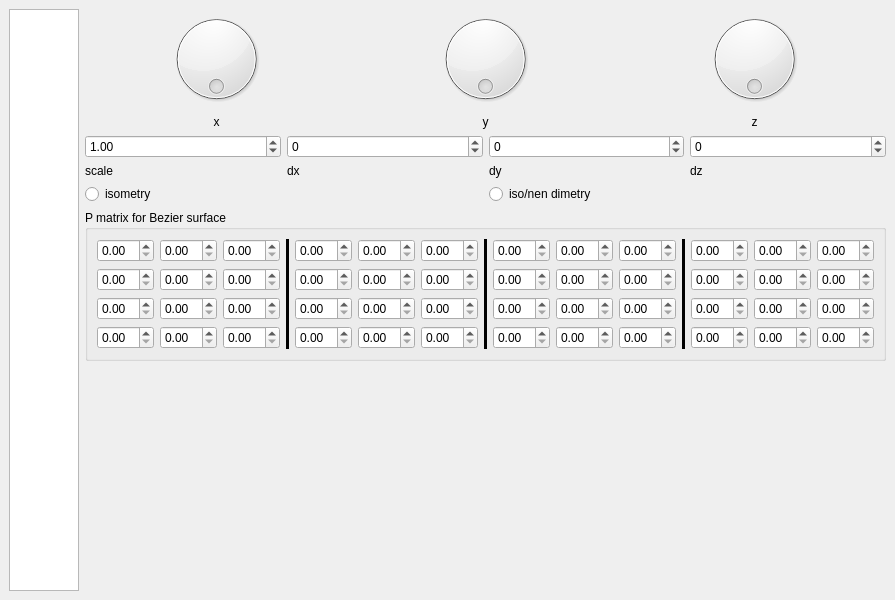
Qt form 3/src/forms_ui/main_window.ui (dazzlemon/diit_121-ipz_y2_cg) before a commit.
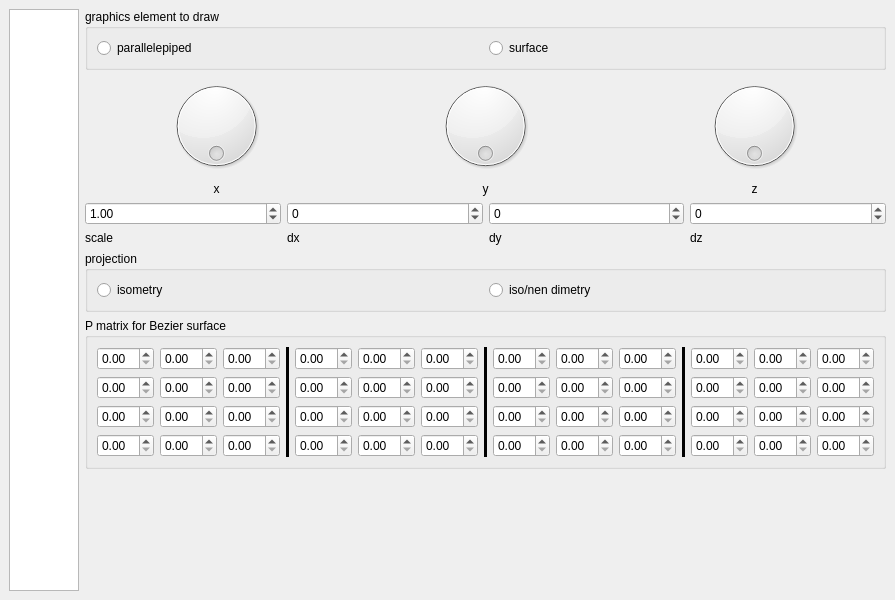
The same form after that commit.

Diff of the .ui file:
```diff
--- a/3/src/forms_ui/main_window.ui
+++ b/3/src/forms_ui/main_window.ui
@@ -20,6 +20,32 @@
     </item>
     <item row="0" column="1">
      <layout class="QVBoxLayout" name="verticalLayout">
+      <item>
+       <widget class="QGroupBox" name="groupBox_2">
+        <property name="enabled">
+         <bool>true</bool>
+        </property>
+        <property name="title">
+         <string>graphics element to draw</string>
+        </property>
+        <layout class="QHBoxLayout" name="horizontalLayout_8">
+         <item>
+          <widget class="QRadioButton" name="parallelepipedRadio">
+           <property name="text">
+            <string>parallelepiped</string>
+           </property>
+          </widget>
+         </item>
+         <item>
+          <widget class="QRadioButton" name="surfaceRadio">
+           <property name="text">
+            <string>surface</string>
+           </property>
+          </widget>
+         </item>
+        </layout>
+       </widget>
+      </item>
       <item>
        <layout class="QHBoxLayout" name="horizontalLayout">
         <item>
@@ -171,7 +197,11 @@
        </layout>
       </item>
       <item>
-       <layout class="QHBoxLayout" name="horizontalLayout_5">
+       <widget class="QGroupBox" name="groupBox_3">
+        <property name="title">
+         <string>projection</string>
+        </property>
+        <layout class="QHBoxLayout" name="horizontalLayout_7">
         <item>
          <widget class="QRadioButton" name="isoRadio">
           <property name="text">
@@ -187,6 +217,7 @@
          </widget>
         </item>
        </layout>
+       </widget>
       </item>
       <item>
        <widget class="QGroupBox" name="groupBox">
```
Lines whose indentation alone changed are shown as unchanged.
